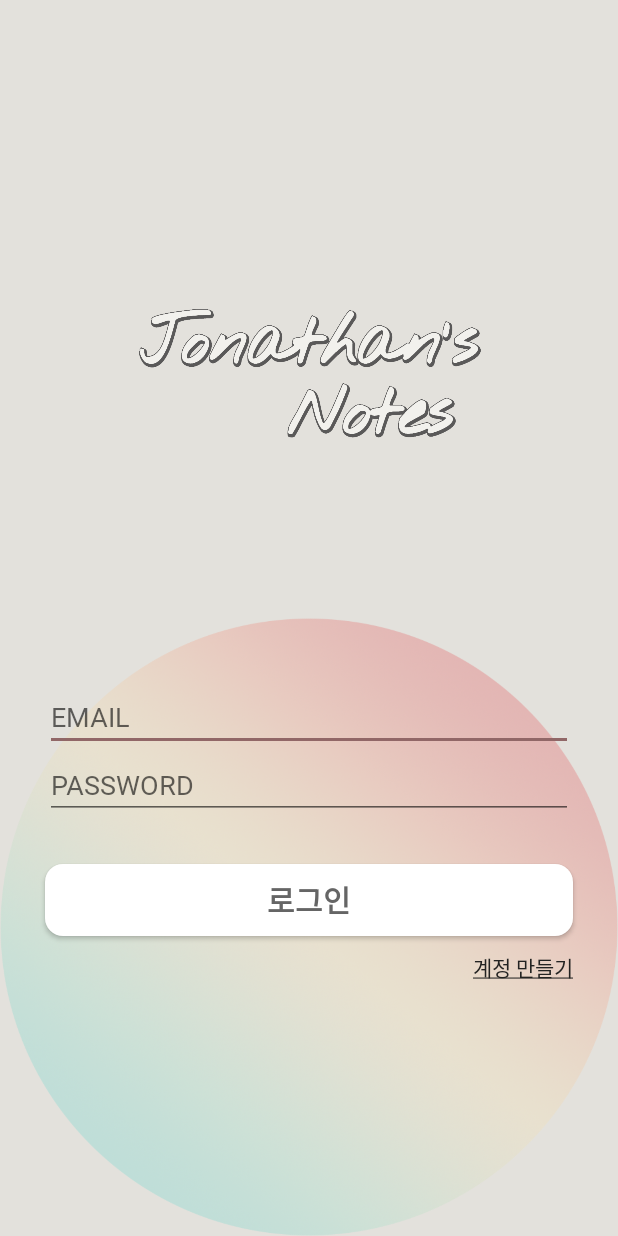
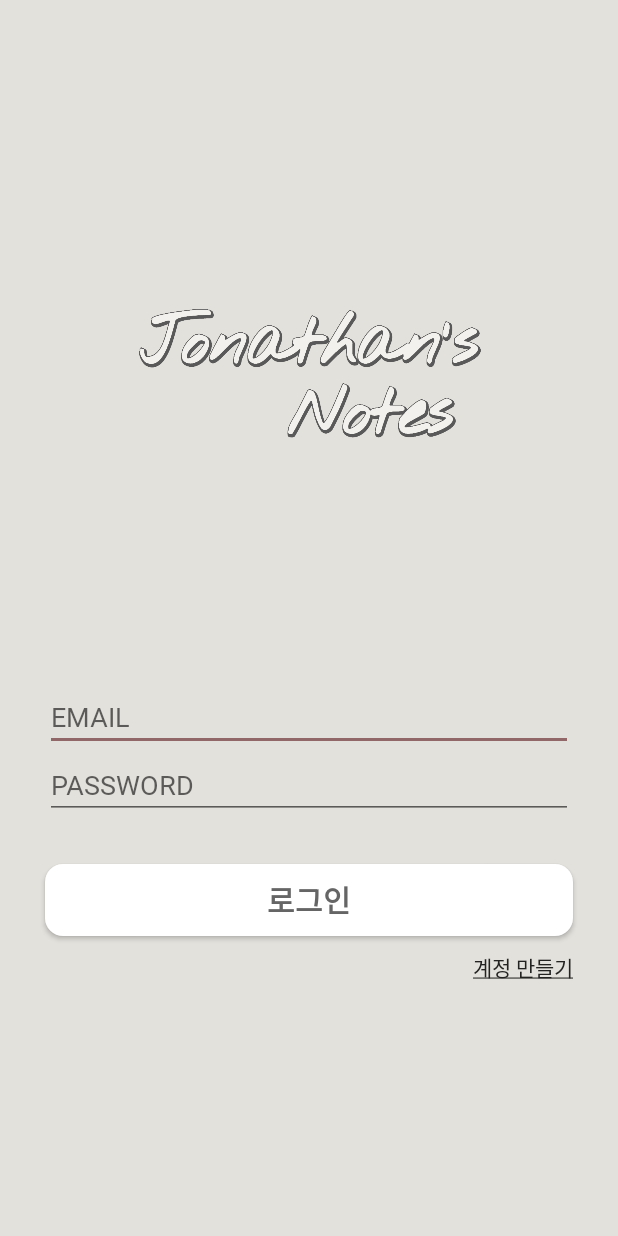
Before and after one commit to ferrarijh/Jonathans-Notes, an Android app: the LoginActivity screen opened directly, with no data from a screen before it, on a phone screen of 412 x 824 dp. Run offline under Robolectric (Android 15) with nearby library versions, the light colour scheme and no system bars.

```diff
--- a/app/src/main/java/com/jonathan/trace/study/trace/coketlist/room/Image.kt
+++ b/app/src/main/java/com/jonathan/trace/study/trace/coketlist/room/Image.kt
@@ -1,6 +1,7 @@
 package com.jonathan.trace.study.trace.coketlist.room
 
 import androidx.annotation.NonNull
+import androidx.room.ColumnInfo
 import androidx.room.Entity
 import androidx.room.ForeignKey
 import androidx.room.ForeignKey.CASCADE
@@ -9,6 +10,8 @@ import androidx.room.PrimaryKey
 @Entity(tableName = "image_table", foreignKeys = [ForeignKey(entity=Note::class, parentColumns = ["id"], childColumns = ["noteId"], onDelete = CASCADE)])
 data class Image(
     @PrimaryKey
-    var path: String,   /** file name (NOT path!) **/
+    var name: String,   /** file name (NOT path!) **/
+
+    @ColumnInfo(index = true)
     var noteId: Int
 )
--- a/app/src/main/java/com/jonathan/trace/study/trace/coketlist/room/NoteDatabase.kt
+++ b/app/src/main/java/com/jonathan/trace/study/trace/coketlist/room/NoteDatabase.kt
@@ -25,7 +25,10 @@ abstract class NoteDatabase: RoomDatabase(){
         private val MIGRATION_5_6 = object : Migration(5,6) {
             override fun migrate(database: SupportSQLiteDatabase) {
                 database.execSQL(
-                    "CREATE TABLE IF NOT EXISTS image_table(noteId INTEGER NOT NULL, path VARCHAR NOT NULL, PRIMARY KEY(path), FOREIGN KEY(noteId) REFERENCES note_table(id) ON DELETE CASCADE)"
+                    "CREATE TABLE IF NOT EXISTS image_table(noteId INTEGER NOT NULL, name VARCHAR NOT NULL, PRIMARY KEY(name), FOREIGN KEY(noteId) REFERENCES note_table(id) ON DELETE CASCADE)"
+                )
+                database.execSQL(
+                    "CREATE INDEX index_image_table_noteId ON image_table(noteId)"
                 )
             }
         }
--- a/app/src/main/res/layout/activity_login.xml
+++ b/app/src/main/res/layout/activity_login.xml
@@ -14,8 +14,7 @@
         app:layout_constraintHorizontal_bias="0.5"
         app:layout_constraintStart_toStartOf="parent"
         android:scaleType="centerCrop"
-        android:adjustViewBounds="true"
-        app:srcCompat="@drawable/gradient_circle" />
+        android:adjustViewBounds="true" />
 
     <ImageView
         android:id="@+id/iv_title"
@@ -78,7 +77,7 @@
         android:layout_width="wrap_content"
         android:layout_height="wrap_content"
         android:layout_marginTop="10dp"
-        android:layout_marginRight="30dp"
+        android:layout_marginEnd="30dp"
         android:text="@string/sign_up"
         app:layout_constraintEnd_toEndOf="parent"
         app:layout_constraintTop_toBottomOf="@+id/btn_login" />
--- a/app/src/main/res/layout/activity_register.xml
+++ b/app/src/main/res/layout/activity_register.xml
@@ -17,6 +17,7 @@
         android:text="@string/welcome"
         android:textSize="30sp"/>
 
+<!--    add memo image to background here   -->
     <ImageView
         android:id="@+id/iv_register_memo"
         android:layout_width="match_parent"
@@ -26,8 +27,7 @@
         app:layout_constraintBottom_toBottomOf="parent"
         app:layout_constraintEnd_toEndOf="parent"
         app:layout_constraintHorizontal_bias="0.5"
-        app:layout_constraintStart_toStartOf="parent"
-        app:srcCompat="@drawable/gradient_circle" />
+        app:layout_constraintStart_toStartOf="parent" />
 
     <TextView
         android:id="@+id/tv_register_email"
--- a/app/src/main/res/layout/fragment_image_view.xml
+++ b/app/src/main/res/layout/fragment_image_view.xml
@@ -10,6 +10,6 @@
         android:layout_width="match_parent"
         android:layout_height="match_parent"
         android:scaleType="centerCrop"
-        android:src="@drawable/gradient_circle"/>
+        android:src="@mipmap/ic_hamburger_foreground"/>
 
 </LinearLayout>
--- a/app/src/main/res/layout/item_viewpager.xml
+++ b/app/src/main/res/layout/item_viewpager.xml
@@ -2,7 +2,6 @@
 <LinearLayout xmlns:android="http://schemas.android.com/apk/res/android"
     android:layout_width="match_parent"
     android:layout_height="match_parent"
-    xmlns:app="http://schemas.android.com/apk/res-auto"
     android:gravity="center">
     <androidx.cardview.widget.CardView
         android:layout_width="wrap_content"
@@ -17,6 +16,6 @@
         android:layout_width="wrap_content"
         android:layout_height="200dp"
         android:scaleType="centerCrop"
-        android:src="@drawable/gradient_circle"/>
+        android:src="@mipmap/ic_hamburger_foreground"/>
     </androidx.cardview.widget.CardView>
 </LinearLayout>
```
Also changed, not shown: app/src/main/java/com/jonathan/trace/study/trace/coketlist/EditNoteFragment.kt (+4 -4 lines), app/src/main/java/com/jonathan/trace/study/trace/coketlist/adapter/ViewPagerAdapter.kt (+3 -3 lines), app/src/main/java/com/jonathan/trace/study/trace/coketlist/room/ImageDao.kt (+1 -1 lines), app/src/main/res/drawable/gradient_circle.png (deleted), 1 other file.
